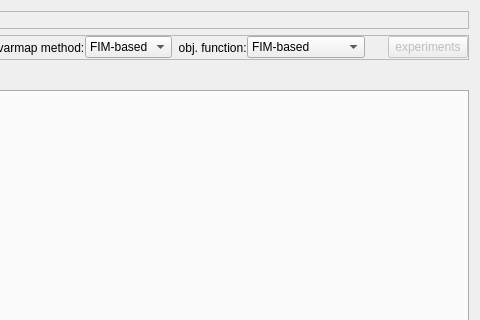
PauloCarvalhoRJ/gammaray, file dialogs/automaticvarfitdialog.ui: the form before one commit; both pictures show x 445 to 925 and y 0 to 320 of the 925 by 585 pixel window.
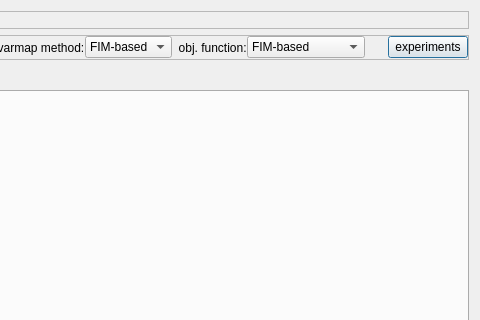
The form after the commit. Icons and pictures are not drawn.

Commit message: AutoVarFit: experiments with parameters: WIP.

The edit to the form file:
```diff
--- a/dialogs/automaticvarfitdialog.ui
+++ b/dialogs/automaticvarfitdialog.ui
@@ -215,7 +215,7 @@
       <item>
        <widget class="QPushButton" name="btnRunExperiments">
         <property name="enabled">
-         <bool>false</bool>
+         <bool>true</bool>
         </property>
         <property name="text">
          <string>experiments</string>
```
Left out of the diff: 21 changed lines with no effect on the pictures. The commit also changes 2 other files.
